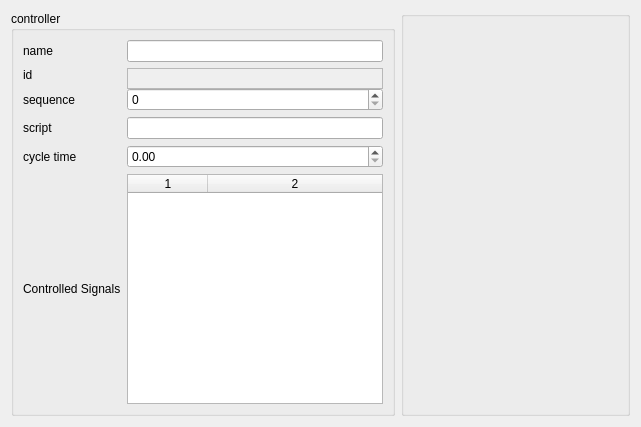
Qt form src/OpenCOVER/DrivingSim/oddlot/src/settings/widgets/controllersettings.ui (hlrs-vis/covise) before a commit.
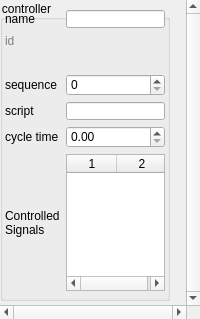
The same form after that commit.

The edit to the form file:
```diff
--- a/src/OpenCOVER/DrivingSim/oddlot/src/settings/widgets/controllersettings.ui
+++ b/src/OpenCOVER/DrivingSim/oddlot/src/settings/widgets/controllersettings.ui
@@ -6,18 +6,70 @@
    <rect>
     <x>0</x>
     <y>0</y>
-    <width>641</width>
-    <height>427</height>
+    <width>200</width>
+    <height>319</height>
    </rect>
   </property>
+  <property name="sizePolicy">
+   <sizepolicy hsizetype="Preferred" vsizetype="Preferred">
+    <horstretch>0</horstretch>
+    <verstretch>0</verstretch>
+   </sizepolicy>
+  </property>
   <property name="windowTitle">
    <string>Form</string>
   </property>
-  <layout class="QGridLayout" name="gridLayout_2">
+  <property name="styleSheet">
+   <string notr="true">padding: 0px;
+min-width: 0em;</string>
+  </property>
+  <layout class="QGridLayout" name="gridLayout_2" rowstretch="0">
+   <property name="leftMargin">
+    <number>0</number>
+   </property>
+   <property name="topMargin">
+    <number>0</number>
+   </property>
+   <property name="rightMargin">
+    <number>0</number>
+   </property>
+   <property name="bottomMargin">
+    <number>0</number>
+   </property>
    <item row="0" column="0">
+    <widget class="QScrollArea" name="scrollArea">
+     <property name="frameShape">
+      <enum>QFrame::NoFrame</enum>
+     </property>
+     <property name="verticalScrollBarPolicy">
+      <enum>Qt::ScrollBarAlwaysOn</enum>
+     </property>
+     <property name="horizontalScrollBarPolicy">
+      <enum>Qt::ScrollBarAlwaysOn</enum>
+     </property>
+     <property name="widgetResizable">
+      <bool>true</bool>
+     </property>
+     <widget class="QWidget" name="scrollAreaWidgetContents">
+      <property name="geometry">
+       <rect>
+        <x>0</x>
+        <y>0</y>
+        <width>181</width>
+        <height>300</height>
+       </rect>
+      </property>
     <widget class="QGroupBox" name="groupBox">
+       <property name="geometry">
+        <rect>
+         <x>0</x>
+         <y>0</y>
+         <width>170</width>
+         <height>301</height>
+        </rect>
+       </property>
      <property name="sizePolicy">
-      <sizepolicy hsizetype="Fixed" vsizetype="Preferred">
+        <sizepolicy hsizetype="Preferred" vsizetype="Preferred">
        <horstretch>0</horstretch>
        <verstretch>0</verstretch>
       </sizepolicy>
@@ -26,21 +78,102 @@
       <string>controller</string>
      </property>
      <layout class="QGridLayout" name="gridLayout">
+        <property name="leftMargin">
+         <number>4</number>
+        </property>
+        <property name="rightMargin">
+         <number>4</number>
+        </property>
+        <item row="5" column="0">
+         <widget class="QLabel" name="label_9">
+          <property name="text">
+           <string>sequence</string>
+          </property>
+         </widget>
+        </item>
+        <item row="1" column="0">
+         <widget class="QLabel" name="label_4">
+          <property name="styleSheet">
+           <string notr="true">color: gray</string>
+          </property>
+          <property name="text">
+           <string>id</string>
+          </property>
+         </widget>
+        </item>
+        <item row="6" column="2">
+         <widget class="QLineEdit" name="scriptLineEdit">
+          <property name="minimumSize">
+           <size>
+            <width>0</width>
+            <height>0</height>
+           </size>
+          </property>
+         </widget>
+        </item>
+        <item row="7" column="2">
+         <widget class="QDoubleSpinBox" name="cycleTimeSpinBox">
+          <property name="minimumSize">
+           <size>
+            <width>0</width>
+            <height>0</height>
+           </size>
+          </property>
+         </widget>
+        </item>
+        <item row="5" column="2">
+         <widget class="QSpinBox" name="sequenceSpinBox">
+          <property name="minimumSize">
+           <size>
+            <width>0</width>
+            <height>0</height>
+           </size>
+          </property>
+          <property name="maximum">
+           <number>999</number>
+          </property>
+         </widget>
+        </item>
+        <item row="1" column="2">
+         <widget class="QLabel" name="idLabel">
+          <property name="styleSheet">
+           <string notr="true">color: gray</string>
+          </property>
+          <property name="text">
+           <string/>
+          </property>
+         </widget>
+        </item>
+        <item row="8" column="0">
+         <widget class="QLabel" name="label">
+          <property name="text">
+           <string>Controlled
+Signals</string>
+          </property>
+         </widget>
+        </item>
+        <item row="7" column="0">
+         <widget class="QLabel" name="junctionLabel_2">
+          <property name="text">
+           <string>cycle time</string>
+          </property>
+         </widget>
+        </item>
       <item row="0" column="2">
        <layout class="QHBoxLayout" name="horizontalLayout">
         <item>
-         <widget class="QLineEdit" name="nameBox"/>
-        </item>
-       </layout>
-      </item>
-      <item row="2" column="0">
-       <widget class="QLabel" name="idLabel">
-        <property name="text">
-         <string>id</string>
+           <widget class="QLineEdit" name="nameBox">
+            <property name="minimumSize">
+             <size>
+              <width>0</width>
+              <height>0</height>
+             </size>
         </property>
        </widget>
       </item>
-      <item row="4" column="0">
+         </layout>
+        </item>
+        <item row="6" column="0">
        <widget class="QLabel" name="junctionLabel">
         <property name="text">
          <string>script</string>
@@ -54,79 +187,27 @@
         </property>
        </widget>
       </item>
-      <item row="2" column="2">
-       <widget class="QTextEdit" name="idBox">
-        <property name="enabled">
-         <bool>false</bool>
-        </property>
-        <property name="sizePolicy">
-         <sizepolicy hsizetype="Minimum" vsizetype="Ignored">
-          <horstretch>0</horstretch>
-          <verstretch>0</verstretch>
-         </sizepolicy>
-        </property>
-        <property name="minimumSize">
-         <size>
-          <width>0</width>
-          <height>21</height>
-         </size>
-        </property>
-        <property name="verticalScrollBarPolicy">
-         <enum>Qt::ScrollBarAlwaysOff</enum>
-        </property>
-        <property name="horizontalScrollBarPolicy">
-         <enum>Qt::ScrollBarAlwaysOff</enum>
-        </property>
-        <property name="undoRedoEnabled">
-         <bool>false</bool>
-        </property>
-        <property name="lineWrapMode">
-         <enum>QTextEdit::NoWrap</enum>
-        </property>
-        <property name="readOnly">
-         <bool>true</bool>
-        </property>
-        <property name="acceptRichText">
-         <bool>false</bool>
-        </property>
-       </widget>
-      </item>
-      <item row="5" column="0">
-       <widget class="QLabel" name="junctionLabel_2">
-        <property name="text">
-         <string>cycle time</string>
-        </property>
-       </widget>
-      </item>
-      <item row="5" column="2">
-       <widget class="QDoubleSpinBox" name="cycleTimeSpinBox"/>
-      </item>
-      <item row="3" column="0">
-       <widget class="QLabel" name="label_9">
-        <property name="text">
-         <string>sequence</string>
-        </property>
-       </widget>
-      </item>
-      <item row="4" column="2">
-       <widget class="QLineEdit" name="scriptLineEdit"/>
-      </item>
       <item row="3" column="2">
-       <widget class="QSpinBox" name="sequenceSpinBox">
-        <property name="maximum">
-         <number>999</number>
-        </property>
-       </widget>
-      </item>
-      <item row="6" column="0">
-       <widget class="QLabel" name="label">
+         <widget class="QLabel" name="label_2">
         <property name="text">
-         <string>Controlled Signals</string>
+           <string/>
         </property>
        </widget>
       </item>
-      <item row="6" column="2">
+        <item row="8" column="2">
        <widget class="QTableWidget" name="controlEntryTableWidget">
+          <property name="sizePolicy">
+           <sizepolicy hsizetype="Preferred" vsizetype="Expanding">
+            <horstretch>0</horstretch>
+            <verstretch>0</verstretch>
+           </sizepolicy>
+          </property>
+          <property name="minimumSize">
+           <size>
+            <width>0</width>
+            <height>0</height>
+           </size>
+          </property>
         <property name="editTriggers">
          <set>QAbstractItemView::NoEditTriggers</set>
         </property>
@@ -140,11 +221,14 @@
          <number>2</number>
         </property>
         <attribute name="horizontalHeaderDefaultSectionSize">
-         <number>80</number>
+           <number>50</number>
         </attribute>
         <attribute name="horizontalHeaderHighlightSections">
          <bool>false</bool>
         </attribute>
+          <attribute name="horizontalHeaderMinimumSectionSize">
+           <number>50</number>
+          </attribute>
         <attribute name="horizontalHeaderStretchLastSection">
          <bool>true</bool>
         </attribute>
@@ -166,12 +250,7 @@
       </item>
      </layout>
     </widget>
-   </item>
-   <item row="0" column="1">
-    <widget class="QGroupBox" name="groupBox_2">
-     <property name="title">
-      <string/>
-     </property>
+     </widget>
     </widget>
    </item>
   </layout>
```
Left out of the diff: 1 changed line with no effect on the pictures. Lines whose indentation alone changed are shown as unchanged.
